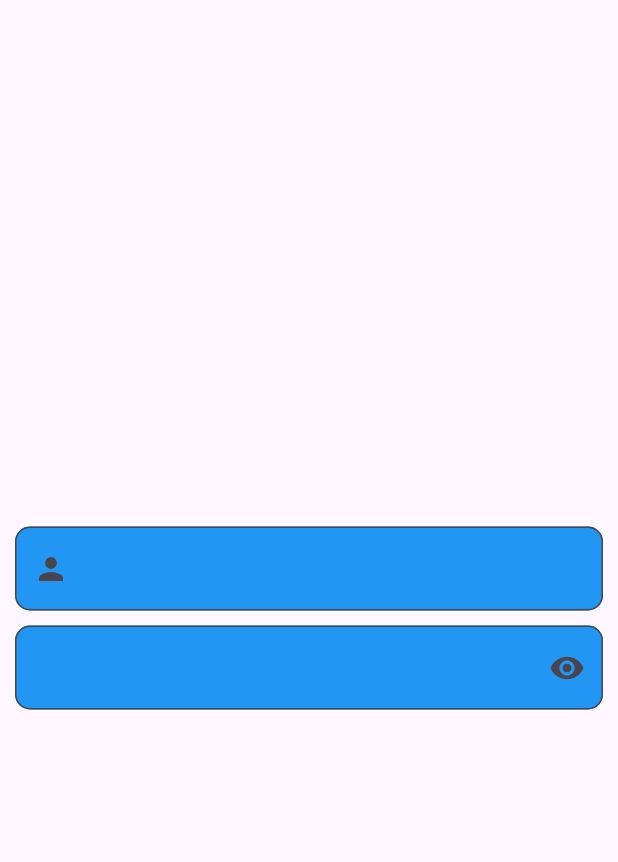
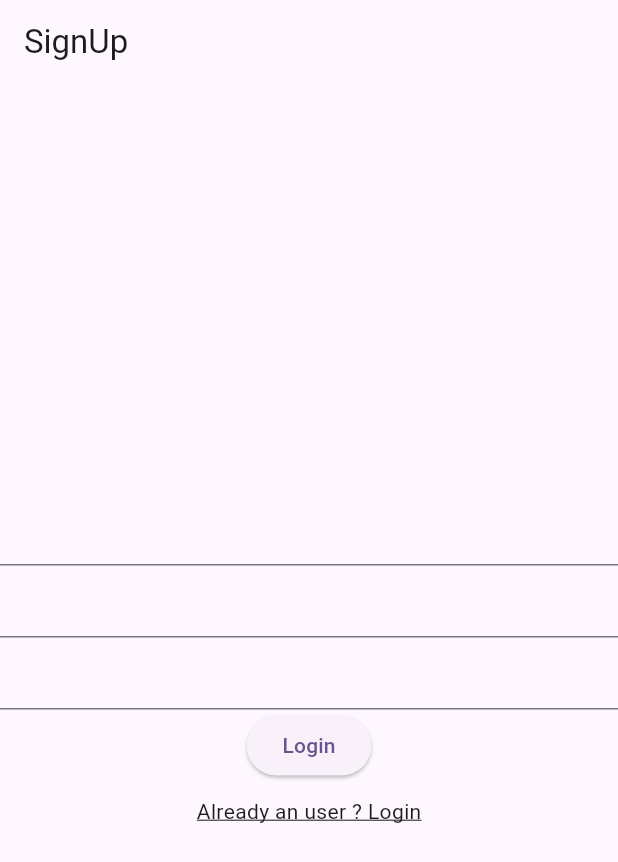
Before and after one commit to Amaan778/loginpage, a Flutter app: the screen it shows after launch, on a phone screen of 412 x 824 dp. Shown: the top 862 px of the screen. Run offline on Flutter 3.47's test engine with Material 3 defaults, Android fonts, the phone set to English and light mode, and no system bars.

Commit message:
login page

```diff
--- /dev/null
+++ b/lib/logintwo.dart
@@ -0,0 +1,63 @@
+import 'package:flutter/material.dart';
+
+class logintwo extends StatefulWidget {
+  const logintwo({super.key});
+
+  @override
+  State<logintwo> createState() => _logintwoState();
+}
+
+class _logintwoState extends State<logintwo> {
+   TextEditingController username = TextEditingController();
+  TextEditingController passowrd = TextEditingController();
+  GlobalKey<FormState> key = GlobalKey<FormState>();
+  bool isLogin = false;
+  @override
+  Widget build(BuildContext context) {
+    return Scaffold(
+      appBar: AppBar(title: Text(isLogin ? "Login" : "SignUp")),
+      body: Form(
+        key: key,
+        child: Column(
+          mainAxisAlignment: MainAxisAlignment.center,
+          children: [
+            isLogin ?  SizedBox():TextFormField() ,
+            TextFormField(
+              controller: username,
+              validator: (value) {
+                if (value!.isEmpty) {
+                  return "Please enter value";
+                } else {
+                  return null;
+                }
+              },
+            ),
+            TextFormField(controller: passowrd),
+
+            ElevatedButton(
+              onPressed: () {
+                if (key.currentState!.validate()) {
+                  print("Success");
+                }
+              },
+              child: Text("Login"),
+            ),
+
+            SizedBox(height: 10),
+
+            GestureDetector(
+              onTap: () {
+                isLogin = !isLogin;
+                setState(() {});
+              },
+              child: Text(
+                isLogin ? "New user? Sign Up" : "Already an user ? Login",
+                style: TextStyle(decoration: TextDecoration.underline),
+              ),
+            ),
+          ],
+        ),
+      ),
+    );
+  }
+}
--- a/lib/main.dart
+++ b/lib/main.dart
@@ -1,5 +1,6 @@
 import 'package:flutter/material.dart';
 import 'package:flutter_application_1/loginpage.dart';
+import 'package:flutter_application_1/logintwo.dart';
 
 void main() {
   runApp(const MyApp());
@@ -31,7 +32,7 @@ class MyApp extends StatelessWidget {
         // tested with just a hot reload.
         colorScheme: ColorScheme.fromSeed(seedColor: Colors.deepPurple),
       ),
-      home: const loginpage(),
+      home: const logintwo(),
     );
   }
 }
```
Also changed, not shown: lib/loginpage.dart (+61 -4 lines).
